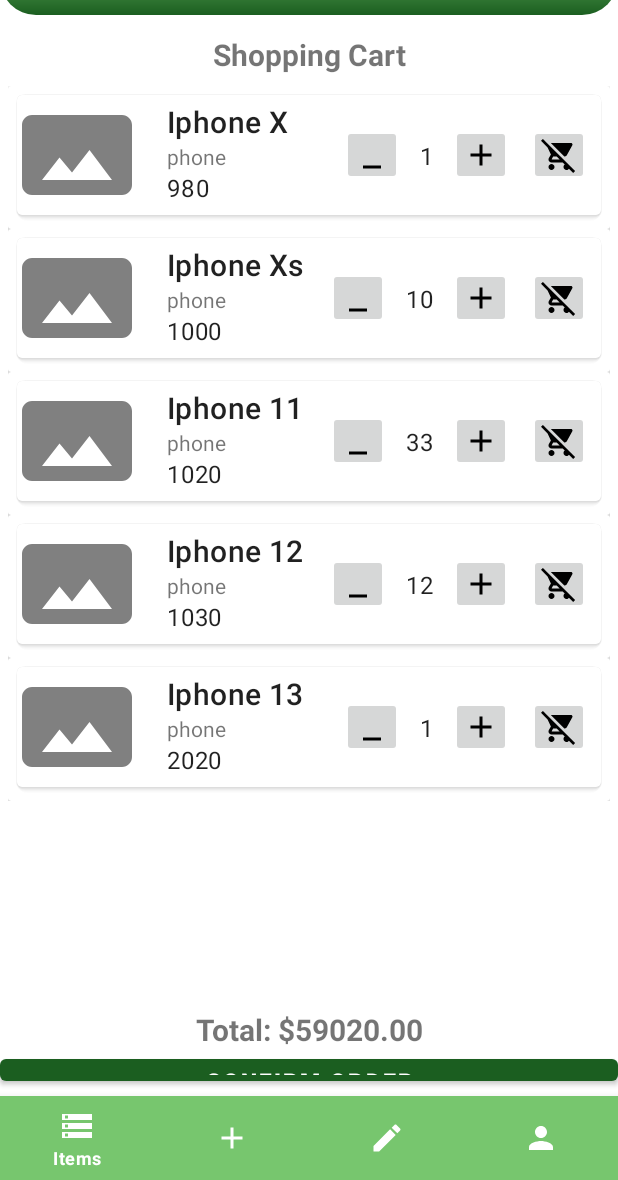
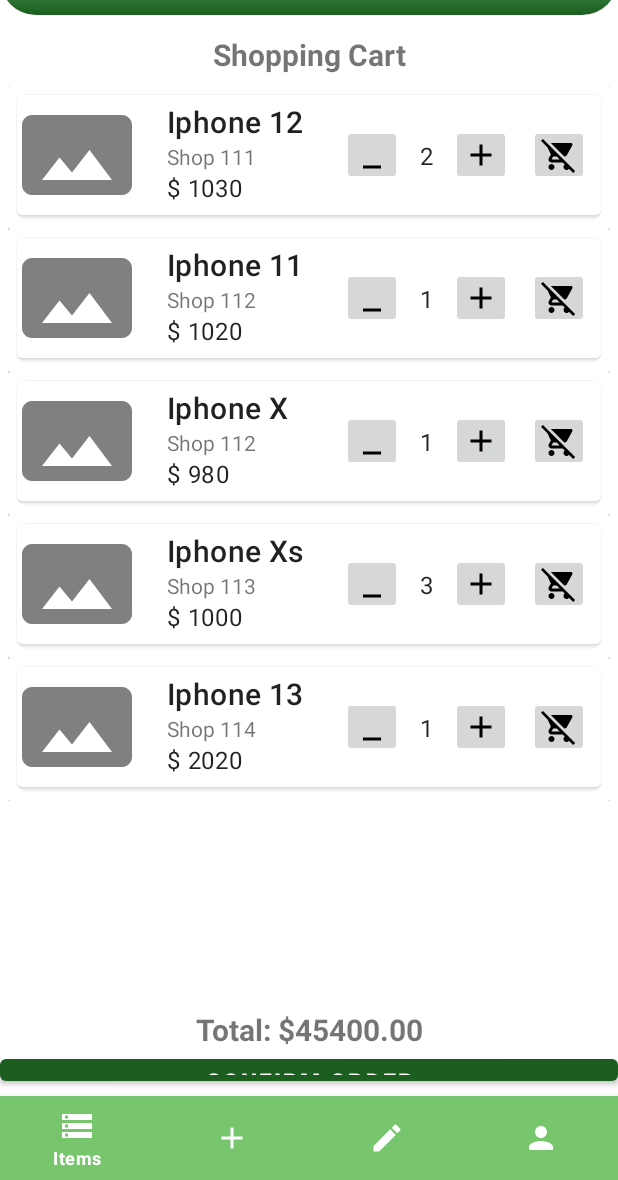
Before and after one commit to trminhnam/cs426-mobile-development-ecomerce, an Android app: the fragment UserShoppingCartFragment placed in its activity, on a phone screen of 412 x 824 dp, the part 56-1236 px from its top. Run offline under Robolectric (Android 15) with nearby library versions, the phone set to English and light mode, and no system bars; our stand-ins replace Firebase (no records; nobody signed in at launch, a user with empty details on screens opened directly), Picasso; pictures from the network do not load.

Commit message:
UPDATE: reOrderItemList for shopping cart

```diff
--- a/app/src/main/java/com/example/findandbuy/adapters/ShoppingCartAdapter.java
+++ b/app/src/main/java/com/example/findandbuy/adapters/ShoppingCartAdapter.java
@@ -46,13 +46,13 @@ public class ShoppingCartAdapter extends RecyclerView.Adapter<ShoppingCartAdapte
 
         String title = item.getItemName();
         String price = item.getItemPrice();
-        String category = item.getItemCategory();
+        String uID = item.getUid();
         String itemCount = item.getItemCount();
 
         // set data to views
         holder.itemNameTextView.setText(title);
-        holder.priceTextView.setText(price);
-        holder.categoryTextView.setText(category);
+        holder.priceTextView.setText("$ " + price);
+        holder.uIDTextView.setText("Shop " + uID);
         holder.itemCountTextView.setText(itemCount);
         callback.onItemClicked(position);
 
@@ -110,14 +110,14 @@ public class ShoppingCartAdapter extends RecyclerView.Adapter<ShoppingCartAdapte
     static class HolderCartItem extends RecyclerView.ViewHolder {
 
         // ui views for cart item row
-        private TextView itemNameTextView, categoryTextView, priceTextView, itemCountTextView;
+        private TextView itemNameTextView, uIDTextView, priceTextView, itemCountTextView;
         private ImageButton btnAdd, btnMinus, btnRemove;
 
         // constructor
         public HolderCartItem(View itemView) {
             super(itemView);
             itemNameTextView = itemView.findViewById(R.id.itemNameTextView);
-            categoryTextView = itemView.findViewById(R.id.categoryTextView);
+            uIDTextView = itemView.findViewById(R.id.uIDTextView);
             priceTextView = itemView.findViewById(R.id.priceTextView);
             itemCountTextView = itemView.findViewById(R.id.itemCountTextView);
 
--- a/app/src/main/java/com/example/findandbuy/fragment/UserShoppingCartFragment.java
+++ b/app/src/main/java/com/example/findandbuy/fragment/UserShoppingCartFragment.java
@@ -36,32 +36,53 @@ public class UserShoppingCartFragment extends Fragment {
     private String mParam1;
     private String mParam2;
 
-    private ShoppingCartAdapter shoppingCartAdapter;
     private TextView totalPriceTextView;
     private Button checkoutButton;
     private RecyclerView recyclerView;
 
     private ArrayList<Item> itemsList = new ArrayList<>();
+    private double totalPrice = 0;
 
     public UserShoppingCartFragment() {
-        // fake data for shopping cart
-//        for(int i = 0; i < 5; ++i)
-//        {
-//            Item item = new Item("1", "Iphone", "phone",
-//                    "122.0", "1",
-//                    "HELLO", "123", "1232", "123");
-//            itemsList.add(item);
-//        }
+
         Item item1 = new Item("1", "Iphone X", "phone","980", "1","Iphone X, 256GB, Camera 10mp", "111", "111", "112");
-        Item item2 = new Item("2", "Iphone Xs", "phone","1000", "10", "Iphone Xs, 256GB, Camera 10mp", "111", "111", "112");
-        Item item3 = new Item("3", "Iphone 11", "phone","1020", "33", "Iphone Xs Max, 256GB, Camera 10mp", "111", "111", "112");
-        Item item4 = new Item("4", "Iphone 12", "phone","1030", "12", "Iphone Xs Max, 256GB, Camera 10mp", "111", "111", "112");
-        Item item5 = new Item("5", "Iphone 13", "phone","2020", "1", "Iphone Xs Max, 256GB, Camera 10mp", "111", "111", "112");
+        Item item2 = new Item("2", "Iphone Xs", "phone","1000", "3", "Iphone Xs, 256GB, Camera 10mp", "111", "111", "113");
+        Item item3 = new Item("3", "Iphone 11", "phone","1020", "1", "Iphone Xs Max, 256GB, Camera 10mp", "111", "111", "112");
+        Item item4 = new Item("4", "Iphone 12", "phone","1030", "2", "Iphone Xs Max, 256GB, Camera 10mp", "111", "111", "111");
+        Item item5 = new Item("5", "Iphone 13", "phone","2020", "1", "Iphone Xs Max, 256GB, Camera 10mp", "111", "111", "114");
         itemsList.add(item1);
         itemsList.add(item2);
         itemsList.add(item3);
         itemsList.add(item4);
         itemsList.add(item5);
+
+        reOrderItemList();
+    }
+
+    private void reOrderItemList()
+    {
+        // sort itemList by uID, itemName
+        for(int i = 0; i < itemsList.size(); ++i)
+        {
+            for(int j = i + 1; j < itemsList.size(); ++j)
+            {
+                if(itemsList.get(i).getUid().compareTo(itemsList.get(j).getUid()) > 0)
+                {
+                    Item temp = itemsList.get(i);
+                    itemsList.set(i, itemsList.get(j));
+                    itemsList.set(j, temp);
+                }
+                else if(itemsList.get(i).getUid().compareTo(itemsList.get(j).getUid()) == 0)
+                {
+                    if(itemsList.get(i).getItemName().compareTo(itemsList.get(j).getItemName()) > 0)
+                    {
+                        Item temp = itemsList.get(i);
+                        itemsList.set(i, itemsList.get(j));
+                        itemsList.set(j, temp);
+                    }
+                }
+            }
+        }
     }
 
     /**
@@ -93,7 +114,6 @@ public class UserShoppingCartFragment extends Fragment {
 
     private final ShoppingCartAdapter.updateTotalPrice callback = (position) -> {
         // get total price
-        double totalPrice = 0;
         for(Item item : itemsList)
         {
             totalPrice += Double.parseDouble(item.getItemPrice()) * Double.parseDouble(item.getItemCount());
--- a/app/src/main/res/layout/row_item_cart.xml
+++ b/app/src/main/res/layout/row_item_cart.xml
@@ -36,10 +36,10 @@
                 android:layout_weight="2"/>
 
             <TextView
-                android:id="@+id/categoryTextView"
+                android:id="@+id/uIDTextView"
                 android:layout_width="wrap_content"
                 android:layout_height="wrap_content"
-                android:text="Category"
+                android:text="Shop ID"
                 android:layout_weight="1"/>
 
             <TextView
```
Lines whose indentation alone changed are shown as unchanged.
